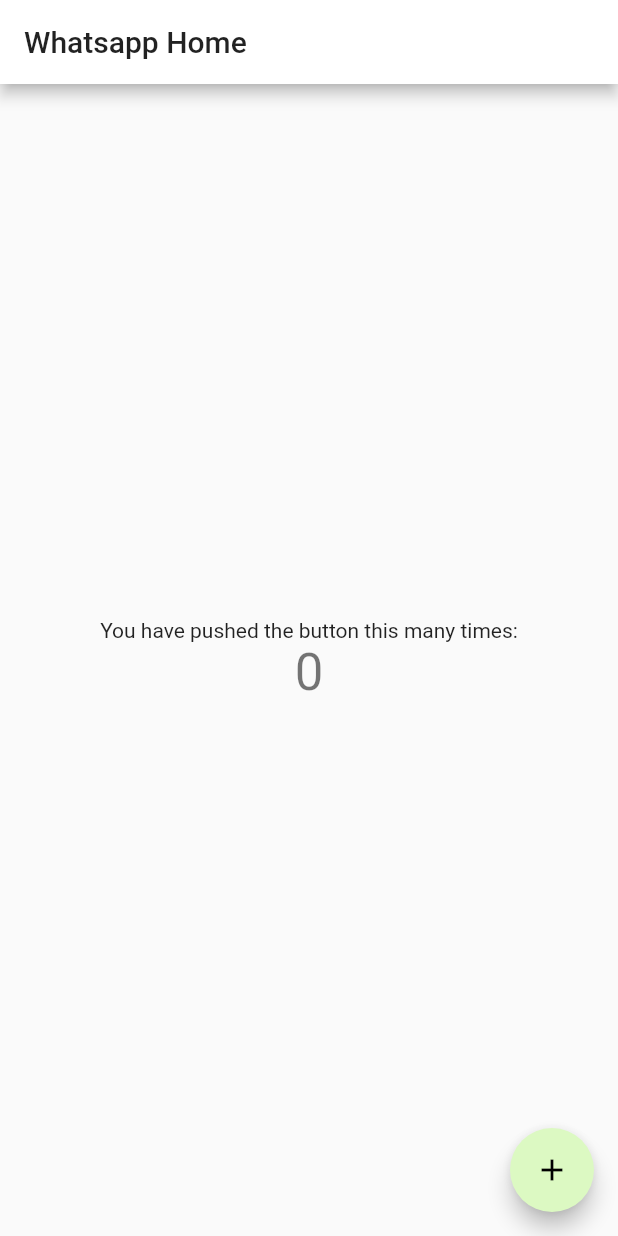
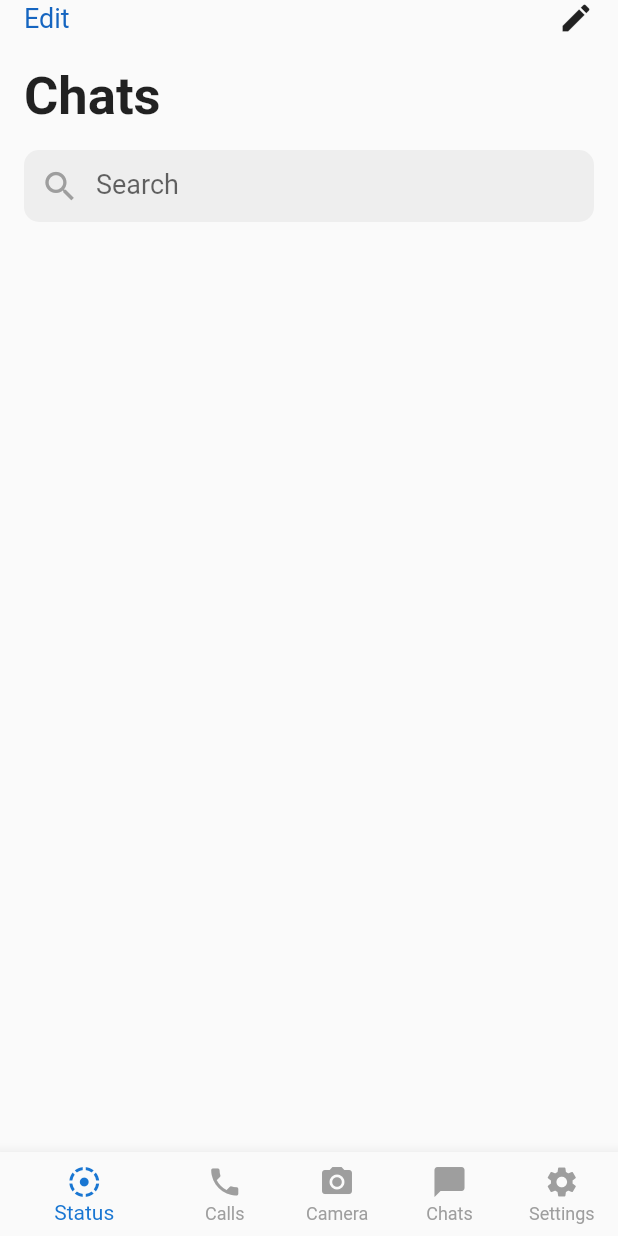
Before and after one commit to darylsze/flutter-whatsapp-clone, a Flutter app: the screen it shows after launch, on a phone screen of 412 x 824 dp. Run offline on Flutter 3.47's test engine with Material 2 defaults, Android fonts, the phone set to English and light mode, and no system bars.

Commit message:
feat: app bar header

```diff
--- a/lib/main.dart
+++ b/lib/main.dart
@@ -1,4 +1,6 @@
 import 'package:flutter/material.dart';
+
+import 'widgets/LeftRightRow.dart';
 
 void main() => runApp(MyApp());
 
@@ -10,10 +12,15 @@ class MyApp extends StatelessWidget {
       title: 'Flutter Demo',
       theme: ThemeData(
         primaryColor: Colors.white,
-        accentColor: Color.fromRGBO(220, 249, 194, 1.0),
-        primarySwatch: Colors.blue,
+        indicatorColor: Colors.white,
+        primaryIconTheme: IconThemeData(
+          color: Colors.white,
+        ),
+        textTheme: TextTheme(
+          title: TextStyle(color: Colors.white),
+        ),
       ),
-      home: MyHomePage(title: 'Whatsapp Home'),
+      home: MyHomePage(title: 'WhatsApp Home'),
     );
   }
 }
@@ -52,6 +59,7 @@ class _MyHomePageState extends State<MyHomePage> {
 
   @override
   Widget build(BuildContext context) {
+    int _currentIndex = 0;
     // This method is rerun every time setState is called, for instance as done
     // by the _incrementCounter method above.
     //
@@ -59,46 +67,108 @@ class _MyHomePageState extends State<MyHomePage> {
     // fast, so that you can just rebuild anything that needs updating rather
     // than having to individually change instances of widgets.
     return Scaffold(
-      appBar: AppBar(
-        // Here we take the value from the MyHomePage object that was created by
-        // the App.build method, and use it to set our appbar title.
-        title: Text(widget.title),
-      ),
-      body: Center(
-        // Center is a layout widget. It takes a single child and positions it
-        // in the middle of the parent.
-        child: Column(
-          // Column is also layout widget. It takes a list of children and
-          // arranges them vertically. By default, it sizes itself to fit its
-          // children horizontally, and tries to be as tall as its parent.
-          //
-          // Invoke "debug painting" (press "p" in the console, choose the
-          // "Toggle Debug Paint" action from the Flutter Inspector in Android
-          // Studio, or the "Toggle Debug Paint" command in Visual Studio Code)
-          // to see the wireframe for each widget.
-          //
-          // Column has various properties to control how it sizes itself and
-          // how it positions its children. Here we use mainAxisAlignment to
-          // center the children vertically; the main axis here is the vertical
-          // axis because Columns are vertical (the cross axis would be
-          // horizontal).
-          mainAxisAlignment: MainAxisAlignment.center,
-          children: <Widget>[
-            Text(
-              'You have pushed the button this many times:',
+        appBar: PreferredSize(
+          preferredSize: Size.fromHeight(300),
+          child: SafeArea(
+            child: Padding(
+              padding: const EdgeInsets.only(left: 16.0, right: 16.0),
+              child: Column(
+                children: <Widget>[
+                  LeftRightRow(
+                    left: Text('Edit',
+                        style:
+                            TextStyle(fontSize: 18, color: Colors.blue[800])),
+                    right: Icon(Icons.edit),
+                  ),
+                  SizedBox(
+                    height: 20,
+                  ),
+                  Align(
+                    alignment: Alignment.centerLeft,
+                    child: Text(
+                      "Chats",
+                      style: TextStyle(
+                        fontSize: 35,
+                        fontWeight: FontWeight.bold,
+                      ),
+                    ),
+                  ),
+                  SizedBox(
+                    height: 10,
+                  ),
+                  Padding(
+                    padding: const EdgeInsets.only(top: 5.0),
+                    child: new TextField(
+                      textAlign: TextAlign.left,
+                      decoration: new InputDecoration(
+                        prefixIcon: Icon(
+                          Icons.search,
+                          size: 26.0,
+                          color: Colors.grey,
+                        ),
+                        fillColor: Colors.grey[200],
+                        filled: true,
+                        hintText: 'Search',
+                        hintStyle: TextStyle(fontSize: 18),
+                        border: UnderlineInputBorder(
+                          borderSide: BorderSide.none,
+                          borderRadius: BorderRadius.circular(10.0),
+                        ),
+                      ),
+                    ),
+                  ),
+                ],
+              ),
             ),
-            Text(
-              '$_counter',
-              style: Theme.of(context).textTheme.display1,
-            ),
+          ),
+        ),
+        body: Center(
+          // Center is a layout widget. It takes a single child and positions it
+          // in the middle of the parent.
+          child: Column(),
+        ),
+        bottomNavigationBar: BottomNavigationBar(
+          currentIndex: _currentIndex,
+          showUnselectedLabels: true,
+          unselectedItemColor: Colors.grey,
+          selectedItemColor: Colors.blue[700],
+          onTap: (int index) {
+            setState(() {
+              _currentIndex = index;
+            });
+          },
+          items: [
+            BottomNavigationBarItem(
+                icon: Icon(Icons.filter_tilt_shift),
+                title: Title(
+                  color: Colors.grey,
+                  child: Text('Status'),
+                )),
+            BottomNavigationBarItem(
+                icon: Icon(Icons.phone),
+                title: Title(
+                  color: Colors.grey,
+                  child: Text('Calls'),
+                )),
+            BottomNavigationBarItem(
+                icon: Icon(Icons.camera_alt),
+                title: Title(
+                  color: Colors.grey,
+                  child: Text('Camera'),
+                )),
+            BottomNavigationBarItem(
+                icon: Icon(Icons.chat_bubble),
+                title: Title(
+                  color: Colors.grey,
+                  child: Text('Chats'),
+                )),
+            BottomNavigationBarItem(
+                icon: Icon(Icons.settings),
+                title: Title(
+                  color: Colors.grey,
+                  child: Text('Settings'),
+                )),
           ],
-        ),
-      ),
-      floatingActionButton: FloatingActionButton(
-        onPressed: _incrementCounter,
-        tooltip: 'Increment',
-        child: Icon(Icons.add),
-      ), // This trailing comma makes auto-formatting nicer for build methods.
-    );
+        ));
   }
 }
--- /dev/null
+++ b/lib/widgets/HorizontalLine.dart
@@ -0,0 +1,19 @@
+import 'package:flutter/material.dart';
+import 'package:flutter/widgets.dart';
+
+class HorizontalLine extends StatelessWidget {
+  const HorizontalLine({
+    Key key,
+  }) : super(key: key);
+
+  @override
+  Widget build(BuildContext context) {
+    return SizedBox(
+      width: MediaQuery.of(context).size.width,
+      height: 1,
+      child: DecoratedBox(
+        decoration: BoxDecoration(color: Colors.grey[300]),
+      ),
+    );
+  }
+}
--- /dev/null
+++ b/lib/widgets/LeftRightRow.dart
@@ -0,0 +1,24 @@
+import 'package:flutter/material.dart';
+import 'package:flutter/widgets.dart';
+
+class LeftRightRow extends StatelessWidget {
+  const LeftRightRow({
+    Key key,
+    this.left,
+    this.right,
+  }) : super(key: key);
+
+  final Widget left;
+  final Widget right;
+
+  @override
+  Widget build(BuildContext context) {
+    return Row(
+      mainAxisAlignment: MainAxisAlignment.spaceBetween,
+      children: <Widget>[
+        left,
+        right,
+      ],
+    );
+  }
+}
```
Also changed, not shown: 1 other file.
